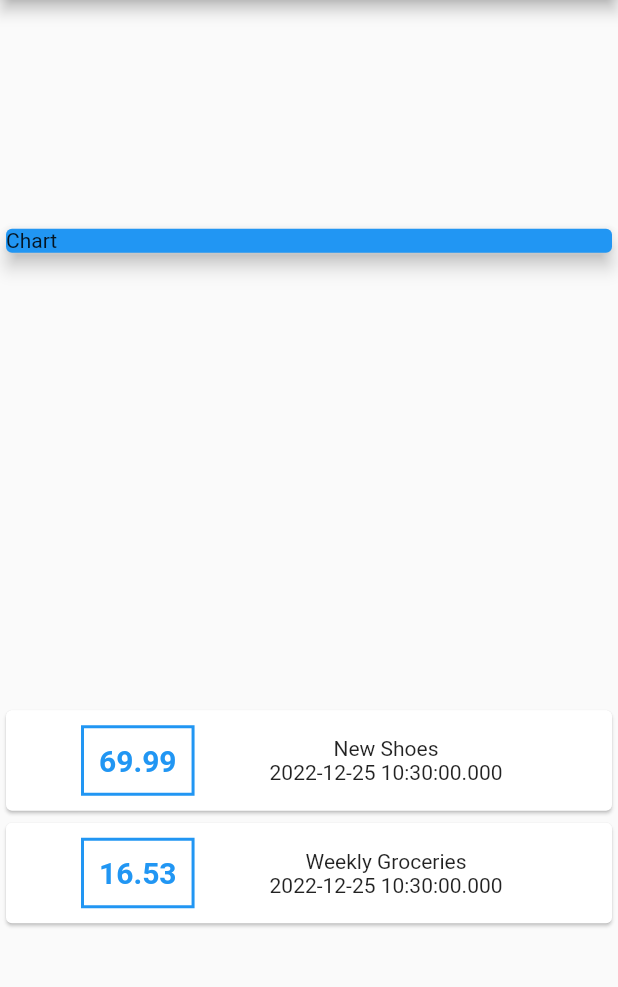
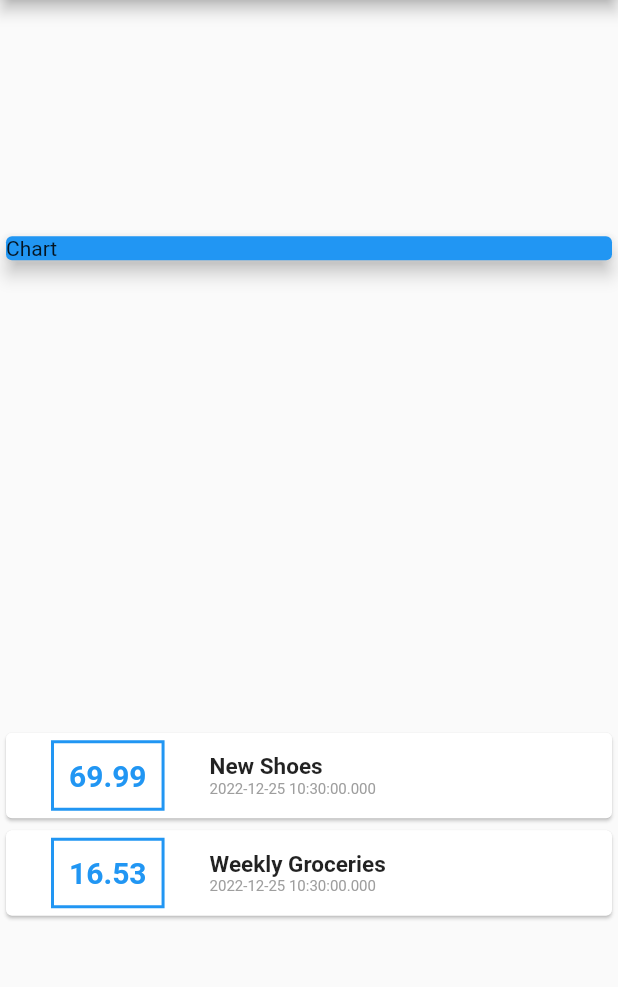
Before and after one commit to therealmai/expensify, a Flutter app: the screen it shows after launch, on a phone screen of 412 x 824 dp, the part 84-1071 px from its top. Run offline on Flutter 3.47's test engine with Material 2 defaults, Android fonts, the phone set to English and light mode, and no system bars.

Commit message:
edited listview

```diff
--- a/lib/main.dart
+++ b/lib/main.dart
@@ -53,8 +53,7 @@ class MyHomePage extends StatelessWidget {
                 child: Row(
                   children: <Widget>[
                     Container(
-                      margin:
-                          EdgeInsets.symmetric(vertical: 10, horizontal: 50),
+                      margin: EdgeInsets.symmetric(vertical: 5, horizontal: 30),
                       decoration: BoxDecoration(
                         border: Border.all(color: Colors.blue, width: 2),
                       ),
@@ -62,17 +61,24 @@ class MyHomePage extends StatelessWidget {
                       child: Text(
                         e.amount.toString(),
                         style: TextStyle(
-                          fontWeight: FontWeight.bold,
-                          fontSize: 20,
-                          color: Colors.blue
-                        ),
+                            fontWeight: FontWeight.bold,
+                            fontSize: 20,
+                            color: Colors.blue),
                       ),
                     ),
                     Column(
+                      crossAxisAlignment: CrossAxisAlignment.start,
                       children: <Widget>[
-                        Text(e.title),
+                        Text(
+                          e.title,
+                          style: TextStyle(
+                            fontWeight: FontWeight.bold,
+                            fontSize: 15,
+                          ),
+                        ),
                         Text(
                           e.date.toString(),
+                          style: TextStyle(color: Colors.grey, fontSize: 10),
                         ),
                       ],
                     ),
```
